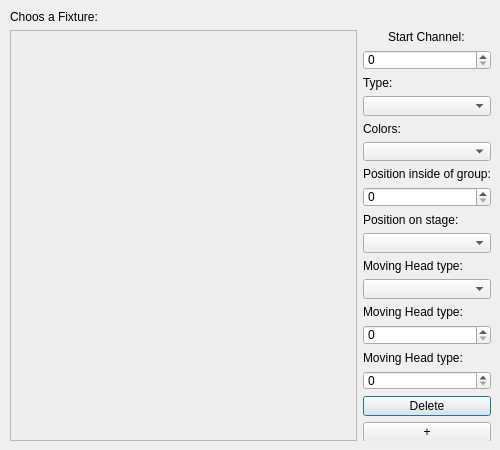
Above: src/ui/fixturechoosingdialog.ui from Lenium37/SigLight before the change. Below: the same form after it.
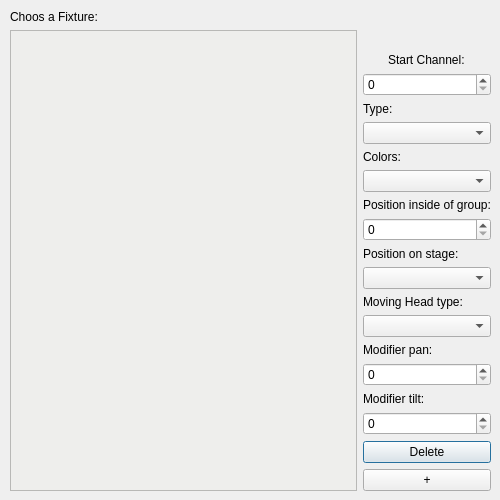
That is the form after the change.

Commit message: added pan/tilt offset functionality

What changed in the file:
```diff
--- a/src/ui/fixturechoosingdialog.ui
+++ b/src/ui/fixturechoosingdialog.ui
@@ -7,7 +7,7 @@
     <x>0</x>
     <y>0</y>
     <width>500</width>
-    <height>450</height>
+    <height>500</height>
    </rect>
   </property>
   <property name="windowTitle">
@@ -19,7 +19,7 @@
      <x>10</x>
      <y>10</y>
      <width>481</width>
-     <height>431</height>
+     <height>481</height>
     </rect>
    </property>
    <layout class="QGridLayout" name="gridLayout">
@@ -220,7 +220,7 @@
          <string notr="true"/>
         </property>
         <property name="text">
-         <string>Moving Head type:</string>
+         <string>Modifier pan:</string>
         </property>
        </widget>
       </item>
@@ -245,7 +245,7 @@
          <string notr="true"/>
         </property>
         <property name="text">
-         <string>Moving Head type:</string>
+         <string>Modifier tilt:</string>
         </property>
        </widget>
       </item>
```
The commit also changes 11 other files.
